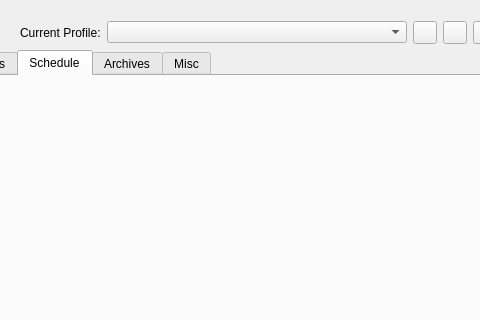
This is src/vorta/assets/UI/mainwindow.ui in borgbase/vorta as Qt 5 draws it before an edit; both pictures show x 142 to 622 and y 0 to 320 of the 800 by 600 pixel window. The edited form follows.
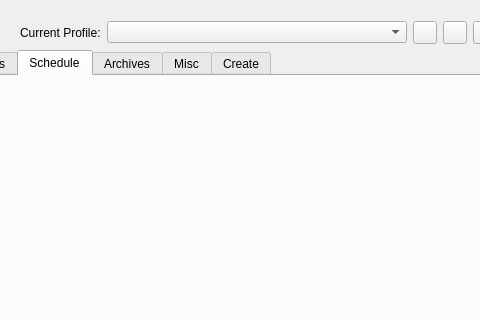
This is the edited form. The open tabs and pages were chosen to show the change.

Commit message: Further work on create options

Diff of the .ui file:
```diff
--- a/src/vorta/assets/UI/mainwindow.ui
+++ b/src/vorta/assets/UI/mainwindow.ui
@@ -155,6 +155,11 @@
         <string>Misc</string>
        </attribute>
       </widget>
+      <widget class="QWidget" name="createTabSlot">
+       <attribute name="title">
+        <string>Create</string>
+       </attribute>
+      </widget>
      </widget>
     </item>
     <item>
```
Left out of the diff: 3 changed lines with no effect on the pictures. The commit also changes 3 other files.
